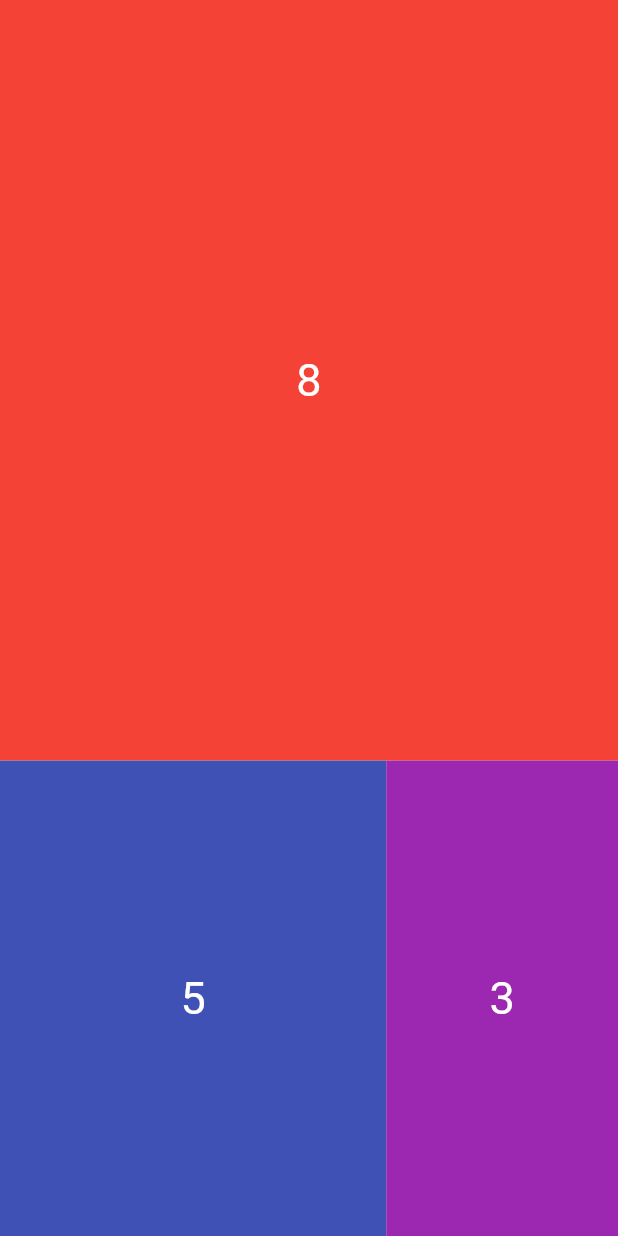
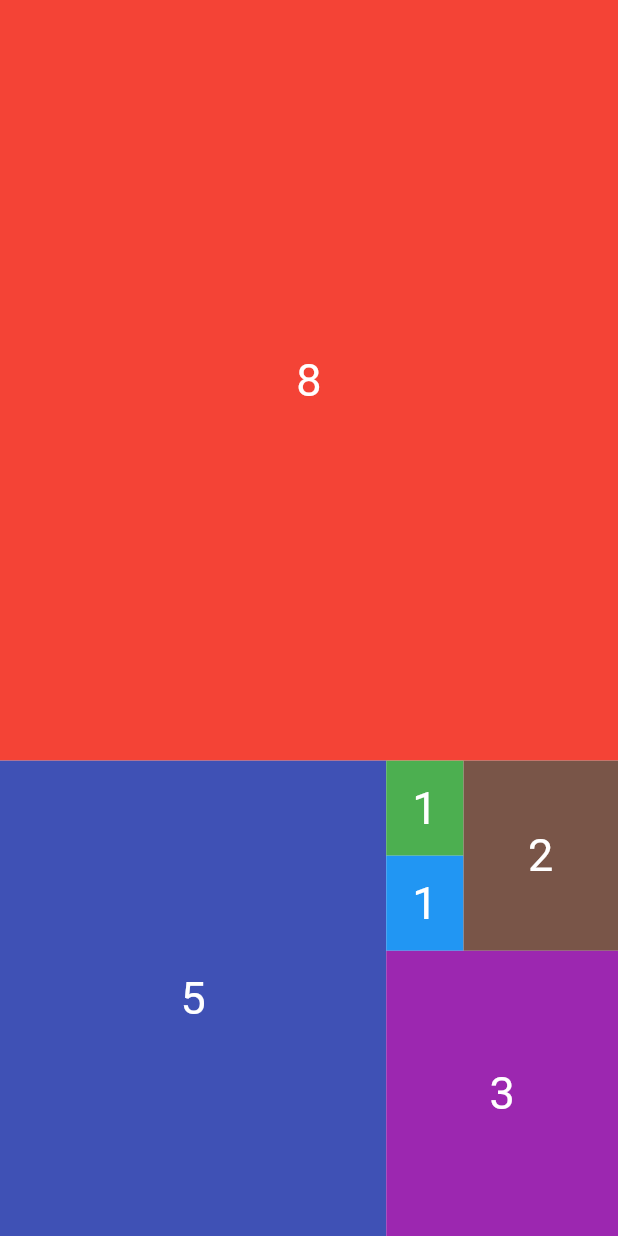
Before and after one commit to Makmihir/flutter_exapanded, a Flutter app: the screen it shows after launch, on a phone screen of 412 x 824 dp. Run offline on Flutter 3.47's test engine with Material 2 defaults, Android fonts, the phone set to English and light mode, and no system bars.

Commit message:
Task Completed.For divide Use Expand as a Row or Column.

```diff
--- a/lib/main.dart
+++ b/lib/main.dart
@@ -26,9 +26,44 @@ class MyApp extends StatelessWidget {
                              number: 5,
                              color: Colors.indigo,
                            ),
-                           _customContainer(
-                             number: 3,
-                             color: Colors.purple,
+                           Expanded(
+                               flex: 3,
+                               child: Column(
+                                 children: [
+                                   Expanded(
+                                     flex:2,
+                                     child: Row(
+                                      children: [
+                                        Expanded(
+                                            flex: 1,
+                                            child: Column(
+                                              children: [
+                                                _customContainer(
+                                                  number: 1,
+                                                  color: Colors.green,
+                                                ),
+                                                _customContainer(
+                                                  number: 1,
+                                                  color: Colors.blue,
+                                                ),
+                                              ],
+                                            ),
+                                        ),
+
+                                        _customContainer(
+                                          number: 2,
+                                          color: Colors.brown,
+                                        ),
+                                      ],
+                                   ),
+                                   ),
+
+                                   _customContainer(
+                                     number: 3,
+                                     color: Colors.purple,
+                                   ),
+                                 ],
+                               ),
                            ),
                          ],
                       )
```
